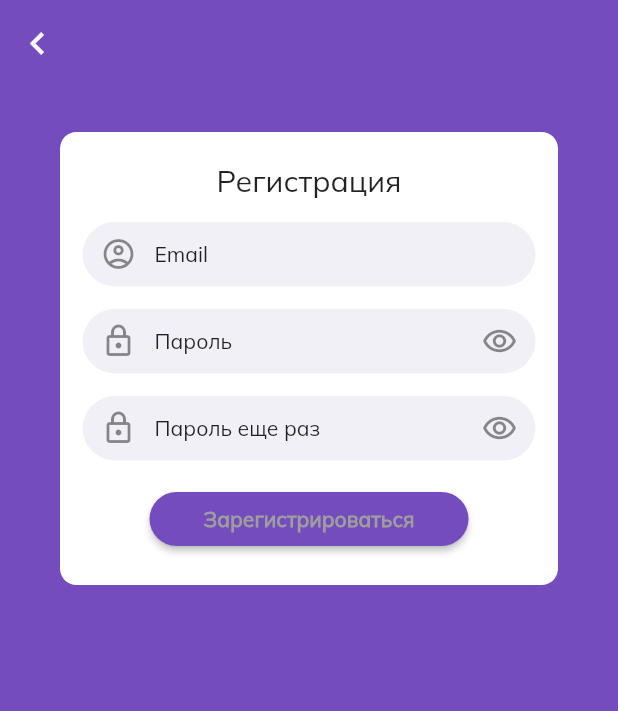
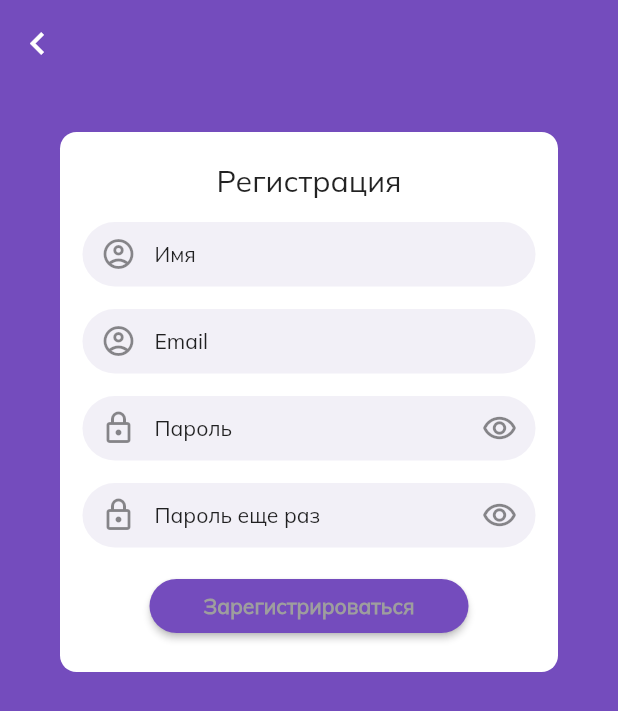
Before and after one commit to gooodwin67/xlam_app, a Flutter app: the RegistrationScreen screen opened by its route, on a phone screen of 412 x 824 dp. Shown: the top 711 px of the screen. Run offline on Flutter 3.47's test engine with Material 2 defaults, Android fonts, the phone set to English and light mode, and no system bars; our stand-ins replace cloud_firestore, firebase_auth, firebase_core, firebase_storage, flutter_spinkit, go_router and 1 more; accounts and stored records are empty.

Commit message:
accounts

```diff
--- a/lib/main.dart
+++ b/lib/main.dart
@@ -56,6 +56,7 @@ class MyApp extends StatelessWidget {
 }
 
 // GoRouter configuration
+
 final _router = GoRouter(
   routes: [
     GoRoute(
--- a/lib/provider/mainScreenProvider.dart
+++ b/lib/provider/mainScreenProvider.dart
@@ -78,7 +78,7 @@ class Category {
 }
 
 class Prod {
-  num id;
+  String id;
   num category;
   String nameProd;
   String photoProd;
--- a/lib/screens/login_screen/registration_screen.dart
+++ b/lib/screens/login_screen/registration_screen.dart
@@ -12,6 +12,8 @@ class RegistrationScreen extends StatelessWidget {
     bool RegisteringNow =
         context.watch<RegistrationScreenProvider>().isRegistering;
     bool passCorrect = context.watch<RegistrationScreenProvider>().passCorrect;
+    bool isNameCorrect =
+        context.watch<RegistrationScreenProvider>().isNameCorrect;
     int isRegisterError =
         context.watch<RegistrationScreenProvider>().isRegisterError;
 
@@ -62,6 +64,37 @@ class RegistrationScreen extends StatelessWidget {
                       Text(
                         'Регистрация',
                         style: TextStyle(fontSize: 20),
+                      ),
+                      SizedBox(height: 15),
+                      Container(
+                        height: 43,
+                        child: TextField(
+                          onChanged: ((value) => context
+                              .read<RegistrationScreenProvider>()
+                              .editNameReg(value)),
+                          style: Theme.of(context).textTheme.bodyText1,
+                          decoration: InputDecoration(
+                            floatingLabelBehavior: FloatingLabelBehavior.never,
+                            contentPadding: EdgeInsets.zero,
+                            filled: true,
+                            fillColor: Color(0xffF2F0F7),
+                            prefixIcon: Icon(Icons.account_circle_outlined),
+                            label: Text(
+                              'Имя',
+                              style: Theme.of(context).textTheme.bodyText1,
+                            ),
+                            enabledBorder: OutlineInputBorder(
+                              borderRadius: BorderRadius.circular(50),
+                              borderSide: BorderSide(
+                                  color: Colors.transparent, width: 0),
+                            ),
+                            focusedBorder: OutlineInputBorder(
+                              borderRadius: BorderRadius.circular(50),
+                              borderSide: BorderSide(
+                                  color: Colors.transparent, width: 0),
+                            ),
+                          ),
+                        ),
                       ),
                       SizedBox(height: 15),
                       Container(
@@ -175,7 +208,8 @@ class RegistrationScreen extends StatelessWidget {
                           : SizedBox(),
                       ElevatedButton(
                         onPressed: RegisteringNow == false &&
-                                passCorrect == true
+                                passCorrect == true &&
+                                isNameCorrect == true
                             ? () async {
                                 await context
                                     .read<RegistrationScreenProvider>()
@@ -219,7 +253,8 @@ class RegistrationScreen extends StatelessWidget {
                         child: Padding(
                             padding: EdgeInsets.symmetric(horizontal: 20),
                             child: RegisteringNow == false &&
-                                    passCorrect == true
+                                    passCorrect == true &&
+                                    isNameCorrect == true
                                 ? const Text(
                                     'Зарегистрироваться',
                                     style:
```
Also changed, not shown: lib/provider/RegistrationScreenProvider.dart (+30 -0 lines), lib/provider/accountProvider.dart (+12 -5 lines), lib/provider/prodScreenProvider.dart (+11 -3 lines), lib/screens/main_screens/account_screen/prod_screen/prod_screen.dart (+72 -14 lines).
